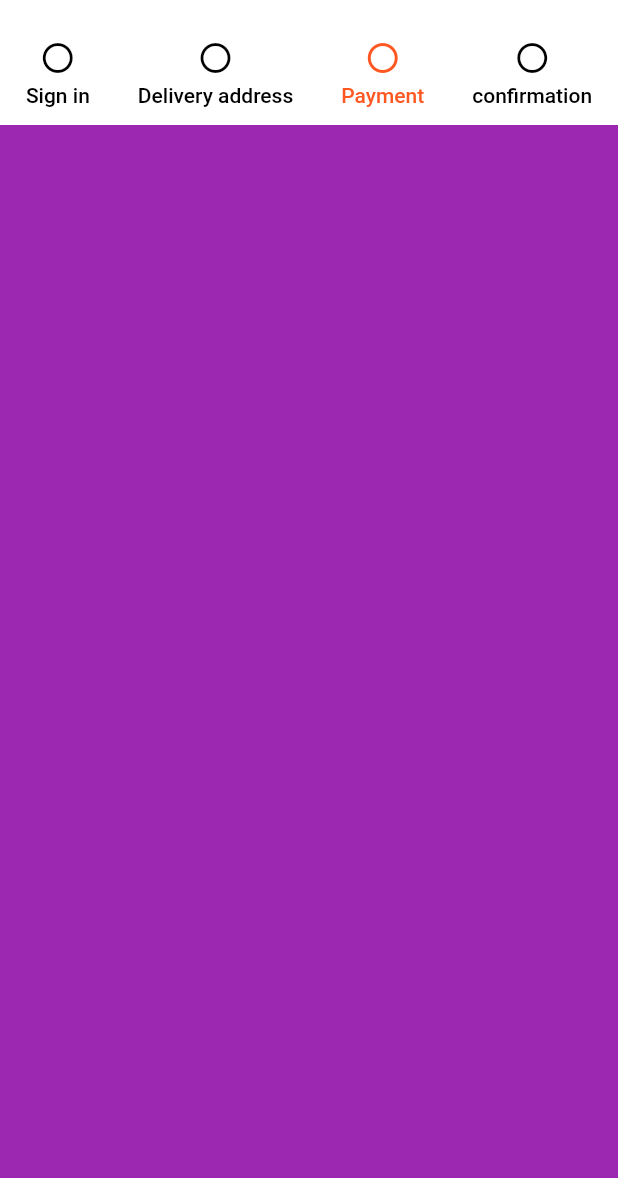
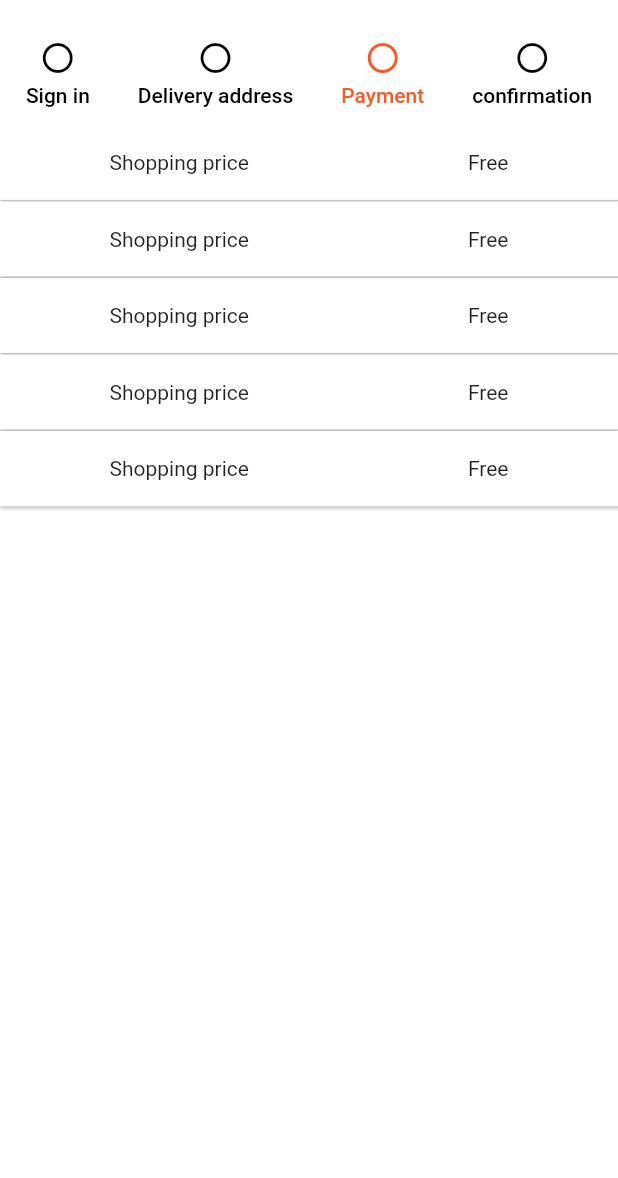
Before and after one commit to Eyobayie/digital_marketing_app, a Flutter app: the screen it shows after launch, tab 3 chosen, on a phone screen of 412 x 824 dp, the part 58-1236 px from its top. Run offline on Flutter 3.47's test engine with Material 2 defaults, Android fonts, the light colour scheme and no system bars; our stand-ins replace carousel_slider, flutter_html, font_awesome_flutter, smooth_page_indicator.

Commit message:
on payment page

```diff
--- a/lib/screens/checkout_screen.dart
+++ b/lib/screens/checkout_screen.dart
@@ -3,7 +3,9 @@ import 'package:flutter/src/widgets/framework.dart';
 
 import 'package:flutter/material.dart';
 import 'package:font_awesome_flutter/font_awesome_flutter.dart';
+import 'package:rynsysengineering/widgets/delivery_address.dart';
 import 'package:rynsysengineering/widgets/login_form.dart';
+import 'package:rynsysengineering/widgets/payment.dart';
 
 class checkoutScreen extends StatelessWidget {
   const checkoutScreen({Key? key}) : super(key: key);
@@ -63,12 +65,8 @@ class checkoutScreen extends StatelessWidget {
         ),
         body:  TabBarView(children:[
           const LoginForm(),
-           Container(height: 500,
-          color: Colors.deepOrange,
-          ),
-           Container(height: 500,
-          color: Colors.purple,
-          ),
+          const DeliveryAddress(),
+          const PaymentWidget(),
            Container(height: 500,
           color: Colors.green,
           ),
--- /dev/null
+++ b/lib/widgets/payment.dart
@@ -0,0 +1,120 @@
+import 'package:flutter/src/foundation/key.dart';
+import 'package:flutter/src/widgets/framework.dart';
+
+import 'package:flutter/material.dart';
+
+class PaymentWidget extends StatelessWidget {
+  const PaymentWidget({Key? key}) : super(key: key);
+
+  @override
+  Widget build(BuildContext context) {
+    return Column(
+      children: [
+        Container(
+              width: double.infinity,
+              height: 50,
+              decoration: BoxDecoration(
+                boxShadow: [
+                  BoxShadow(
+                      color: Colors.grey.withOpacity(0.6),
+                      offset: const Offset(1, 1),
+                      blurRadius: 1,
+                      spreadRadius: 1),
+                ],
+                color: Colors.white,
+              ),
+              child: Row(
+                mainAxisAlignment: MainAxisAlignment.spaceAround,
+                children: const [
+                Text('Shopping price'),
+                Text('Free'),
+              ],),
+        ),
+              const SizedBox(height: 1,),
+                Container(
+              width: double.infinity,
+              height: 50,
+              decoration: BoxDecoration(
+                boxShadow: [
+                  BoxShadow(
+                      color: Colors.grey.withOpacity(0.6),
+                      offset: const Offset(1, 1),
+                      blurRadius: 1,
+                      spreadRadius: 1),
+                ],
+                color: Colors.white,
+              ),
+              child: Row(
+                mainAxisAlignment: MainAxisAlignment.spaceAround,
+                children: const [
+                Text('Shopping price'),
+                Text('Free'),
+              ],),
+        ),
+         const SizedBox(height: 1,),
+                Container(
+              width: double.infinity,
+              height: 50,
+              decoration: BoxDecoration(
+                boxShadow: [
+                  BoxShadow(
+                      color: Colors.grey.withOpacity(0.6),
+                      offset: const Offset(1, 1),
+                      blurRadius: 1,
+                      spreadRadius: 1),
+                ],
+                color: Colors.white,
+              ),
+              child: Row(
+                mainAxisAlignment: MainAxisAlignment.spaceAround,
+                children: const [
+                Text('Shopping price'),
+                Text('Free'),
+              ],),
+        ),
+          const SizedBox(height: 1,),
+                Container(
+              width: double.infinity,
+              height: 50,
+              decoration: BoxDecoration(
+                boxShadow: [
+                  BoxShadow(
+                      color: Colors.grey.withOpacity(0.6),
+                      offset: const Offset(1, 1),
+                      blurRadius: 1,
+                      spreadRadius: 1),
+                ],
+                color: Colors.white,
+              ),
+              child: Row(
+                mainAxisAlignment: MainAxisAlignment.spaceAround,
+                children: const [
+                Text('Shopping price'),
+                Text('Free'),
+              ],),
+        ),
+         const SizedBox(height: 1,),
+                Container(
+              width: double.infinity,
+              height: 50,
+              decoration: BoxDecoration(
+                boxShadow: [
+                  BoxShadow(
+                      color: Colors.grey.withOpacity(0.5),
+                      offset: const Offset(1, 1),
+                      blurRadius: 1,
+                      spreadRadius: 1),
+                ],
+                color: Colors.white,
+              ),
+              child: Row(
+                mainAxisAlignment: MainAxisAlignment.spaceAround,
+                children: const [
+                Text('Shopping price'),
+                Text('Free'),
+              ],),
+        ),
+      ],
+    );
+  }
+}
```
Also changed, not shown: lib/widgets/delivery_address.dart (+197 -8 lines).
